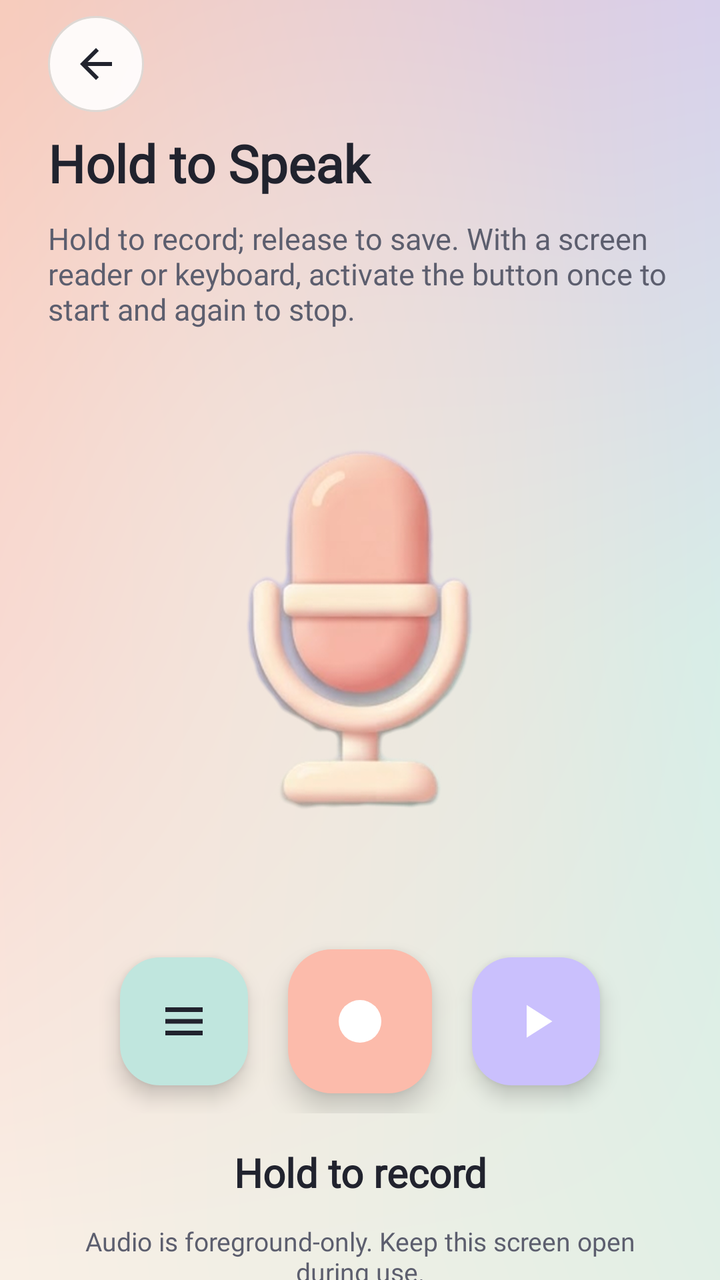
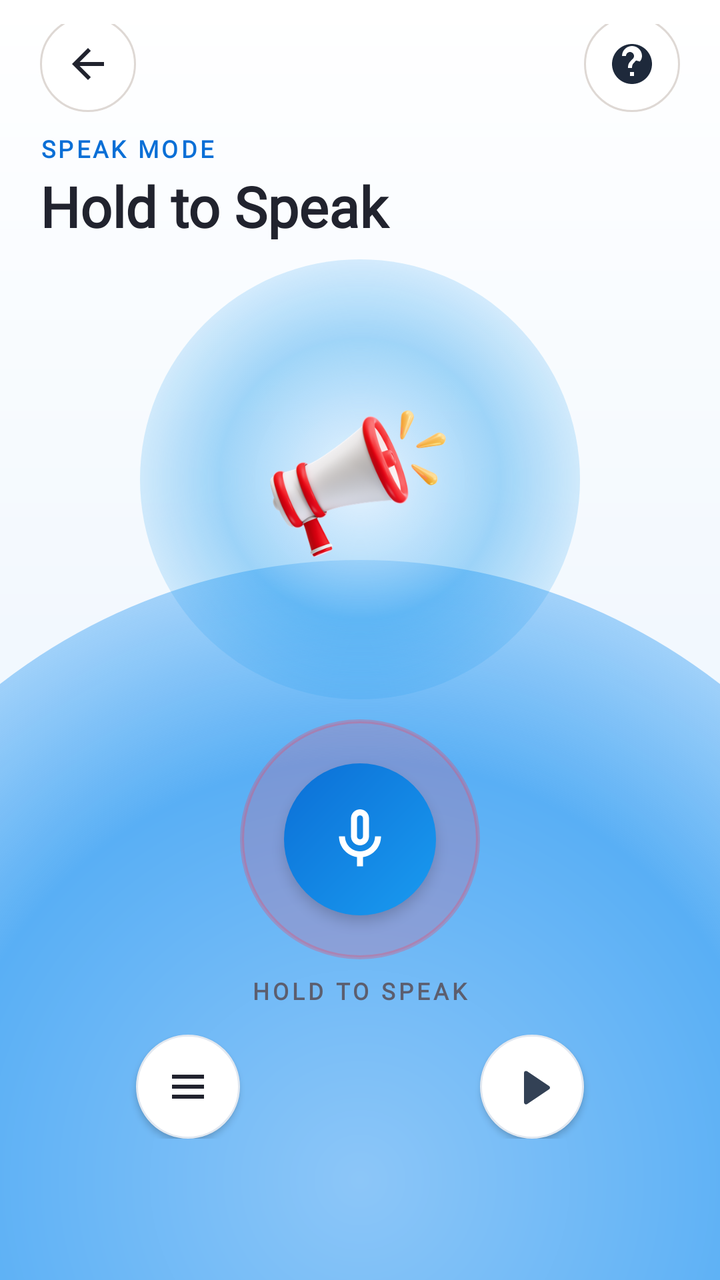

An Android layout rendered at two revisions. The XML below is the earlier revision; the diff shows what the commit changed to produce the second picture.
<!-- AndroidManifest.xml: application theme Theme.DecMictospeaker -->
<!-- res/layout/activity_hold_to_speak_new.xml -->
<?xml version="1.0" encoding="utf-8"?>
<LinearLayout xmlns:android="http://schemas.android.com/apk/res/android"
    xmlns:app="http://schemas.android.com/apk/res-auto"
    android:layout_width="match_parent"
    android:layout_height="match_parent"
    android:orientation="vertical"
    android:background="@drawable/bg_pastel_mesh">

    
    <LinearLayout
        android:layout_width="match_parent"
        android:layout_height="wrap_content"
        android:gravity="center_vertical"
        android:orientation="horizontal"
        android:paddingStart="24dp"
        android:paddingTop="8dp"
        android:paddingEnd="24dp"
        android:paddingBottom="8dp">

        <ImageButton
            android:id="@+id/iv_back"
            style="@style/ToolControlCircleBack"
            android:src="@drawable/tool_back"
            app:tint="@color/quality_text"
            android:contentDescription="@string/tool_back" />
    </LinearLayout>

    <androidx.core.widget.NestedScrollView
        android:layout_width="match_parent"
        android:layout_height="0dp"
        android:layout_weight="1"
        android:fillViewport="true">

        <LinearLayout
            android:layout_width="match_parent"
            android:layout_height="wrap_content"
            android:orientation="vertical"
            android:paddingStart="24dp"
            android:paddingEnd="24dp"
            android:paddingBottom="24dp">

            <TextView
                android:id="@+id/tv_tittle"
                style="@style/ToolTitle"
                android:text="@string/quality_hold_title" />

            <TextView
                style="@style/ToolBody"
                android:text="@string/tool_hold_help" />

            
            <FrameLayout
                android:id="@+id/layout_mic_hero"
                android:layout_width="wrap_content"
                android:layout_height="wrap_content"
                android:layout_gravity="center_horizontal"
                android:layout_marginTop="20dp"
                android:layout_marginBottom="4dp">

                <com.airbnb.lottie.LottieAnimationView
                    android:id="@+id/lottie_voice_wave"
                    android:layout_width="260dp"
                    android:layout_height="260dp"
                    android:layout_gravity="center"
                    app:lottie_fileName="lottie_wave_hold.json"
                    app:lottie_loop="true"
                    app:lottie_autoPlay="false"
                    android:visibility="invisible"
                    android:importantForAccessibility="no" />

                <ImageView
                    android:id="@+id/iv_mic"
                    android:layout_width="160dp"
                    android:layout_height="180dp"
                    android:layout_gravity="center"
                    android:clickable="true"
                    android:focusable="true"
                    android:contentDescription="@string/tool_hold_accessibility"
                    android:scaleType="fitCenter"
                    android:src="@drawable/hero_mic_3d" />
            </FrameLayout>

            
            <LinearLayout
                android:layout_width="match_parent"
                android:layout_height="wrap_content"
                android:layout_marginTop="16dp"
                android:gravity="center"
                android:orientation="horizontal">

                <ImageButton
                    android:id="@+id/iv_history"
                    style="@style/ToolControlMint"
                    android:layout_margin="10dp"
                    android:src="@drawable/tool_history"
                    app:tint="@color/quality_text"
                    android:contentDescription="@string/tool_saved" />

                <ImageButton
                    android:id="@+id/iv_start_stop_new"
                    style="@style/ToolControlPeach"
                    android:layout_margin="10dp"
                    android:src="@drawable/tool_record"
                    android:contentDescription="@string/tool_hold_accessibility" />

                <ImageButton
                    android:id="@+id/iv_play"
                    style="@style/ToolControlLavender"
                    android:layout_margin="10dp"
                    android:src="@drawable/tool_play"
                    android:contentDescription="@string/tool_play_queue" />
            </LinearLayout>

            <TextView
                android:id="@+id/tv_start_stop_new"
                android:layout_width="match_parent"
                android:layout_height="wrap_content"
                android:layout_marginTop="16dp"
                android:fontFamily="@font/poppins_bold"
                android:gravity="center"
                android:text="@string/tool_hold_idle"
                android:textColor="@color/quality_text"
                android:textSize="20sp"
                android:textStyle="bold" />

            <TextView
                style="@style/ToolBody"
                android:layout_marginTop="12dp"
                android:gravity="center"
                android:text="@string/tool_foreground_note"
                android:textColor="@color/quality_secondary"
                android:textSize="13sp" />
        </LinearLayout>
    </androidx.core.widget.NestedScrollView>

    <LinearLayout
        android:id="@+id/nativeLay"
        android:layout_width="match_parent"
        android:layout_height="wrap_content"
        android:gravity="center_horizontal"
        android:orientation="vertical" />
</LinearLayout>
<!-- resources referenced by this layout -->
<resources>
  <!-- drawable bg_pastel_mesh: png bitmap (drawable, 55586 bytes) -->
  <!-- drawable hero_mic_3d: png bitmap (drawable, 173698 bytes) -->
  <!-- drawable tool_play (drawable) -->
  <vector xmlns:android="http://schemas.android.com/apk/res/android"
      android:width="24dp"
      android:height="24dp"
      android:viewportWidth="24"
      android:viewportHeight="24">
    <path
        android:fillColor="#FFFFFF"
        android:pathData="M8,5v14l11,-7z"/>
  </vector>
  <!-- drawable tool_record (drawable) -->
  <vector xmlns:android="http://schemas.android.com/apk/res/android"
      android:width="24dp"
      android:height="24dp"
      android:viewportWidth="24"
      android:viewportHeight="24">
    <path
        android:fillColor="#FFFFFF"
        android:pathData="M12,12m-8,0a8,8 0,1 1,16 0a8,8 0,1 1,-16 0"/>
  </vector>
  <string name="tool_foreground_note">Audio is foreground-only. Keep this screen open during use.</string>
  <string name="tool_hold_help">Hold to record; release to save. With a screen reader or keyboard, activate the button once to start and again to stop.</string>
  <string name="tool_hold_idle">Hold to record</string>
  <style name="ToolBody">
          <item name="android:layout_width">match_parent</item>
          <item name="android:layout_height">wrap_content</item>
          <item name="android:textSize">15sp</item>
          <item name="android:fontFamily">@font/poppins_regular</item>
          <item name="android:textColor">@color/quality_secondary</item>
          <item name="android:layout_marginTop">10dp</item>
      </style>
  <style name="ToolControlLavender">
          <item name="android:layout_width">64dp</item>
          <item name="android:layout_height">64dp</item>
          <item name="android:minWidth">48dp</item>
          <item name="android:minHeight">48dp</item>
          <item name="android:padding">18dp</item>
          <item name="android:scaleType">fitCenter</item>
          <item name="android:background">@drawable/btn_squircle_lavender</item>
          <item name="android:elevation">6dp</item>
          <item name="android:focusable">true</item>
          <item name="android:clickable">true</item>
      </style>
  <style name="ToolControlMint">
          <item name="android:layout_width">64dp</item>
          <item name="android:layout_height">64dp</item>
          <item name="android:minWidth">48dp</item>
          <item name="android:minHeight">48dp</item>
          <item name="android:padding">18dp</item>
          <item name="android:scaleType">fitCenter</item>
          <item name="android:background">@drawable/btn_squircle_mint</item>
          <item name="android:elevation">6dp</item>
          <item name="android:focusable">true</item>
          <item name="android:clickable">true</item>
      </style>
  <style name="ToolControlPeach">
          <item name="android:layout_width">72dp</item>
          <item name="android:layout_height">72dp</item>
          <item name="android:minWidth">48dp</item>
          <item name="android:minHeight">48dp</item>
          <item name="android:padding">20dp</item>
          <item name="android:scaleType">fitCenter</item>
          <item name="android:background">@drawable/btn_squircle_peach</item>
          <item name="android:elevation">8dp</item>
          <item name="android:focusable">true</item>
          <item name="android:clickable">true</item>
      </style>
  <!-- drawable btn_squircle_lavender (drawable) -->
  <?xml version="1.0" encoding="utf-8"?>
  <ripple xmlns:android="http://schemas.android.com/apk/res/android"
      android:color="@color/pastel_lavender_pressed">
      <item>
          <shape android:shape="rectangle">
              <solid android:color="@color/pastel_lavender" />
              <corners android:radius="20dp" />
          </shape>
      </item>
  </ripple>
  <!-- drawable btn_squircle_mint (drawable) -->
  <?xml version="1.0" encoding="utf-8"?>
  <ripple xmlns:android="http://schemas.android.com/apk/res/android"
      android:color="@color/pastel_mint_pressed">
      <item>
          <shape android:shape="rectangle">
              <solid android:color="@color/pastel_mint" />
              <corners android:radius="20dp" />
          </shape>
      </item>
  </ripple>
  <!-- drawable btn_squircle_peach (drawable) -->
  <?xml version="1.0" encoding="utf-8"?>
  <ripple xmlns:android="http://schemas.android.com/apk/res/android"
      android:color="@color/pastel_peach_pressed">
      <item>
          <shape android:shape="rectangle">
              <solid android:color="@color/pastel_peach" />
              <corners android:radius="22dp" />
          </shape>
      </item>
  </ripple>
  <color name="pastel_peach">#FCBBAB</color>
  <color name="pastel_peach_pressed">#F8A693</color>
  <color name="pastel_mint">#C0E6DE</color>
  <color name="pastel_mint_pressed">#A9D8CE</color>
  <color name="pastel_lavender_pressed">#B8ACF5</color>
  <color name="pastel_lavender">#CAC0FD</color>
  <!-- unchanged entries left out for length: 16 -->
</resources>

<!-- the commit's change to res/layout/activity_hold_to_speak_new.xml (unified diff, before → after) -->
@@ -3,136 +3,225 @@
     xmlns:app="http://schemas.android.com/apk/res-auto"
     android:layout_width="match_parent"
     android:layout_height="match_parent"
-    android:orientation="vertical"
-    android:background="@drawable/bg_pastel_mesh">
+    android:background="@drawable/bg_pastel_mesh"
+    android:orientation="vertical">
 
     
-    <LinearLayout
+    <RelativeLayout
         android:layout_width="match_parent"
         android:layout_height="wrap_content"
-        android:gravity="center_vertical"
-        android:orientation="horizontal"
-        android:paddingStart="24dp"
-        android:paddingTop="8dp"
-        android:paddingEnd="24dp"
-        android:paddingBottom="8dp">
+        android:paddingStart="20dp"
+        android:paddingTop="12dp"
+        android:paddingEnd="20dp"
+        android:paddingBottom="4dp">
 
         <ImageButton
             android:id="@+id/iv_back"
             style="@style/ToolControlCircleBack"
+            android:layout_alignParentStart="true"
+            android:layout_centerVertical="true"
+            android:contentDescription="@string/tool_back"
             android:src="@drawable/tool_back"
-            app:tint="@color/quality_text"
-            android:contentDescription="@string/tool_back" />
-    </LinearLayout>
+            app:tint="@color/quality_text" />
+
+        
+        <ImageButton
+            android:id="@+id/btn_how_it_works"
+            style="@style/ToolControlCircleBack"
+            android:layout_alignParentEnd="true"
+            android:layout_centerVertical="true"
+            android:contentDescription="@string/tool_how_it_works"
+            android:src="@drawable/ic_help_question" />
+    </RelativeLayout>
 
     <androidx.core.widget.NestedScrollView
+        android:id="@+id/scroller"
         android:layout_width="match_parent"
         android:layout_height="0dp"
         android:layout_weight="1"
+        android:overScrollMode="never"
+        android:scrollbars="none"
         android:fillViewport="true">
 
         <LinearLayout
             android:layout_width="match_parent"
             android:layout_height="wrap_content"
             android:orientation="vertical"
-            android:paddingStart="24dp"
-            android:paddingEnd="24dp"
-            android:paddingBottom="24dp">
-
+            android:paddingStart="20dp"
+            android:paddingEnd="20dp"
+            android:paddingBottom="12dp">
+
+            
             <TextView
-                android:id="@+id/tv_tittle"
+                android:layout_width="wrap_content"
+                android:layout_height="wrap_content"
+                android:layout_marginTop="2dp"
+                android:fontFamily="@font/poppins_bold"
+                android:letterSpacing="0.12"
+                android:text="@string/kicker_speak_mode"
+                android:textColor="#0B6FD6"
+                android:textSize="12sp"
+                android:textStyle="bold" />
+
+            
+            <TextView
+                android:id="@+id/tv_title"
                 style="@style/ToolTitle"
-                android:text="@string/quality_hold_title" />
-
-            <TextView
-                style="@style/ToolBody"
-                android:text="@string/tool_hold_help" />
+                android:layout_marginTop="2dp"
+                android:text="@string/quality_hold_title"
+                android:textColor="@color/quality_text"
+                android:textSize="28sp"
+                android:textStyle="bold" />
 
             
             <FrameLayout
                 android:id="@+id/layout_mic_hero"
+                android:layout_width="match_parent"
+                android:layout_height="220dp"
+                android:layout_gravity="center_horizontal"
+                android:layout_marginTop="8dp"
+                android:layout_marginBottom="4dp"
+                android:clickable="true"
+                android:focusable="false"
+                android:importantForAccessibility="no">
+
+                
+                <View
+                    android:layout_width="220dp"
+                    android:layout_height="220dp"
+                    android:layout_gravity="center"
+                    android:background="@drawable/bg_hero_stage_peach"
+                    android:importantForAccessibility="no" />
+
+                
+                <com.airbnb.lottie.LottieAnimationView
+                    android:id="@+id/lottie_voice_wave"
+                    android:layout_width="220dp"
+                    android:layout_height="220dp"
+                    android:layout_gravity="center"
+                    android:importantForAccessibility="no"
+                    app:lottie_fileName="lottie_pulse_hold.json"
+                    app:lottie_loop="true"
+                    app:lottie_autoPlay="false"
+                    android:visibility="invisible" />
+
+                
+                <com.word.way.view.InteractiveWaveVisualizerView
+                    android:id="@+id/visualizer_hold"
+                    android:layout_width="match_parent"
+                    android:layout_height="match_parent"
+                    android:importantForAccessibility="no"
+                    android:visibility="gone" />
+
+                
+                <ImageView
+                    android:id="@+id/iv_mic"
+                    android:layout_width="145dp"
+                    android:layout_height="145dp"
+                    android:layout_gravity="center"
+                    android:clickable="true"
+                    android:contentDescription="@string/tool_hold_accessibility"
+                    android:focusable="true"
+                    android:scaleType="fitCenter"
+                    android:src="@drawable/ic_home_hold_speaker" />
+            </FrameLayout>
+
+            
+            <FrameLayout
+                android:layout_width="120dp"
+                android:layout_height="120dp"
+                android:layout_gravity="center_horizontal"
+                android:layout_marginTop="6dp"
+                android:background="@drawable/btn_circle_hold_outer">
+
+                <ImageButton
+                    android:id="@+id/iv_start_stop_new"
+                    android:layout_width="76dp"
+                    android:layout_height="76dp"
+                    android:minWidth="48dp"
+                    android:minHeight="48dp"
+                    android:layout_gravity="center"
+                    android:background="@drawable/btn_circle_hold_coral"
+                    android:clickable="true"
+                    android:contentDescription="@string/tool_hold_accessibility"
+                    android:elevation="4dp"
+                    android:focusable="true"
+                    android:padding="20dp"
+                    android:scaleType="fitCenter"
+                    android:src="@drawable/ic_mic_white" />
+            </FrameLayout>
+
+            
+            <TextView
+                android:id="@+id/tv_start_stop_new"
                 android:layout_width="wrap_content"
                 android:layout_height="wrap_content"
                 android:layout_gravity="center_horizontal"
-                android:layout_marginTop="20dp"
-                android:layout_marginBottom="4dp">
-
-                <com.airbnb.lottie.LottieAnimationView
-                    android:id="@+id/lottie_voice_wave"
-                    android:layout_width="260dp"
-                    android:layout_height="260dp"
-                    android:layout_gravity="center"
-                    app:lottie_fileName="lottie_wave_hold.json"
-                    app:lottie_loop="true"
-                    app:lottie_autoPlay="false"
-                    android:visibility="invisible"
-                    android:importantForAccessibility="no" />
-
-                <ImageView
-                    android:id="@+id/iv_mic"
-                    android:layout_width="160dp"
-                    android:layout_height="180dp"
-                    android:layout_gravity="center"
-                    android:clickable="true"
-                    android:focusable="true"
-                    android:contentDescription="@string/tool_hold_accessibility"
-                    android:scaleType="fitCenter"
-                    android:src="@drawable/hero_mic_3d" />
-            </FrameLayout>
+                android:layout_marginTop="8dp"
+                android:layout_marginBottom="12dp"
+                android:fontFamily="@font/poppins_bold"
+                android:letterSpacing="0.14"
+                android:text="@string/hold_to_speak_caps"
+                android:textColor="@color/quality_secondary"
+                android:textSize="11.5sp"
+                android:accessibilityLiveRegion="polite"
+                android:textStyle="bold" />
 
             
             <LinearLayout
                 android:layout_width="match_parent"
                 android:layout_height="wrap_content"
-                android:layout_marginTop="16dp"
+                android:layout_marginTop="2dp"
+                android:layout_marginBottom="6dp"
                 android:gravity="center"
                 android:orientation="horizontal">
 
+                
                 <ImageButton
                     android:id="@+id/iv_history"
-                    style="@style/ToolControlMint"
-                    android:layout_margin="10dp"
+                    android:layout_width="52dp"
+                    android:layout_height="52dp"
+                    android:minWidth="48dp"
+                    android:minHeight="48dp"
+                    android:layout_marginEnd="60dp"
+                    android:background="@drawable/btn_circle_dock_control"
+                    android:clickable="true"
+                    android:focusable="true"
+                    android:elevation="2dp"
+                    android:padding="14dp"
+                    android:scaleType="fitCenter"
                     android:src="@drawable/tool_history"
-                    app:tint="@color/quality_text"
                     android:contentDescription="@string/tool_saved" />
 
-                <ImageButton
-                    android:id="@+id/iv_start_stop_new"
-                    style="@style/ToolControlPeach"
-                    android:layout_margin="10dp"
-                    android:src="@drawable/tool_record"
-                    android:contentDescription="@string/tool_hold_accessibility" />
-
+                
                 <ImageButton
                     android:id="@+id/iv_play"
-                    style="@style/ToolControlLavender"
-                    android:layout_margin="10dp"
-                    android:src="@drawable/tool_play"
+                    android:layout_width="52dp"
+                    android:layout_height="52dp"
+                    android:minWidth="48dp"
+                    android:minHeight="48dp"
+                    android:layout_marginStart="60dp"
+                    android:background="@drawable/btn_circle_dock_control"
+                    android:clickable="true"
+                    android:focusable="true"
+                    android:elevation="2dp"
+                    android:padding="14dp"
+                    android:scaleType="fitCenter"
+                    android:src="@drawable/ic_play_dark"
                     android:contentDescription="@string/tool_play_queue" />
             </LinearLayout>
 
-            <TextView
-                android:id="@+id/tv_start_stop_new"
-                android:layout_width="match_parent"
-                android:layout_height="wrap_content"
-                android:layout_marginTop="16dp"
-                android:fontFamily="@font/poppins_bold"
-                android:gravity="center"
-                android:text="@string/tool_hold_idle"
-                android:textColor="@color/quality_text"
-                android:textSize="20sp"
-                android:textStyle="bold" />
-
-            <TextView
-                style="@style/ToolBody"
-                android:layout_marginTop="12dp"
-                android:gravity="center"
-                android:text="@string/tool_foreground_note"
-                android:textColor="@color/quality_secondary"
-                android:textSize="13sp" />
+            
+            <LinearLayout
+                android:id="@+id/card_hold_guide"
+                android:layout_width="0dp"
+                android:layout_height="0dp"
+                android:visibility="gone"
+                android:orientation="vertical" />
         </LinearLayout>
     </androidx.core.widget.NestedScrollView>
 
+    
     <LinearLayout
         android:id="@+id/nativeLay"
         android:layout_width="match_parent"
<!-- resource entries referenced after the edit -->
@@ -1,113 +1,122 @@
 <!-- resources referenced by this layout -->
 <resources>
-  <!-- drawable bg_pastel_mesh: png bitmap (drawable, 55586 bytes) -->
-  <!-- drawable hero_mic_3d: png bitmap (drawable, 173698 bytes) -->
-  <!-- drawable tool_play (drawable) -->
+  <!-- drawable bg_hero_stage_peach (drawable) -->
+  <?xml version="1.0" encoding="utf-8"?>
+  <shape xmlns:android="http://schemas.android.com/apk/res/android"
+      android:shape="oval">
+      <gradient
+          android:type="radial"
+          android:gradientRadius="140dp"
+          android:startColor="#CCE4F2FE"
+          android:centerColor="#661A9BF0"
+          android:endColor="#000B6FD6" />
+  </shape>
+  <!-- drawable bg_pastel_mesh (drawable) -->
+  <?xml version="1.0" encoding="utf-8"?>
+  <layer-list xmlns:android="http://schemas.android.com/apk/res/android">
+      <item>
+          <shape android:shape="rectangle">
+              <gradient
+                  android:angle="270"
+                  android:startColor="#FFFFFF"
+                  android:centerColor="#F2F8FE"
+                  android:endColor="#E2F0FD" />
+          </shape>
+      </item>
+      <item
+          android:left="-120dp"
+          android:right="-120dp"
+          android:top="280dp"
+          android:bottom="-260dp">
+          <shape android:shape="oval">
+              <gradient
+                  android:type="radial"
+                  android:gradientRadius="420dp"
+                  android:startColor="#8CC6F8"
+                  android:centerColor="#59AFF5"
+                  android:endColor="#001A9BF0" />
+          </shape>
+      </item>
+  </layer-list>
+  <!-- drawable btn_circle_dock_control (drawable) -->
+  <?xml version="1.0" encoding="utf-8"?>
+  <ripple xmlns:android="http://schemas.android.com/apk/res/android"
+      android:color="#1A000000">
+      <item>
+          <shape android:shape="oval">
+              <solid android:color="#FFFFFF" />
+              <stroke
+                  android:width="1dp"
+                  android:color="#E2E8F0" />
+              <size
+                  android:width="52dp"
+                  android:height="52dp" />
+          </shape>
+      </item>
+  </ripple>
+  <!-- drawable btn_circle_hold_coral (drawable) -->
+  <?xml version="1.0" encoding="utf-8"?>
+  <ripple xmlns:android="http://schemas.android.com/apk/res/android"
+      android:color="#44FFFFFF">
+      <item>
+          <shape android:shape="oval">
+              <gradient
+                  android:angle="135"
+                  android:startColor="#1A9BF0"
+                  android:endColor="#0B6FD6" />
+              <size
+                  android:width="76dp"
+                  android:height="76dp" />
+          </shape>
+      </item>
+  </ripple>
+  <!-- drawable btn_circle_hold_outer (drawable) -->
+  <?xml version="1.0" encoding="utf-8"?>
+  <shape xmlns:android="http://schemas.android.com/apk/res/android"
+      android:shape="oval">
+      <solid android:color="#33F43F5E" />
+      <stroke
+          android:width="2dp"
+          android:color="#4DF43F5E" />
+  </shape>
+  <!-- drawable ic_help_question (drawable) -->
   <vector xmlns:android="http://schemas.android.com/apk/res/android"
       android:width="24dp"
       android:height="24dp"
       android:viewportWidth="24"
       android:viewportHeight="24">
     <path
+        android:fillColor="#1E293B"
+        android:pathData="M12,2C6.48,2 2,6.48 2,12s4.48,10 10,10 10,-4.48 10,-10S17.52,2 12,2zm1,16h-2v-2h2v2zm1.07,-7.75l-0.9,0.92C12.45,11.9 12,12.5 12,14h-2v-0.5c0,-1.1 0.45,-2.1 1.17,-2.83l1.24,-1.26c0.37,-0.36 0.59,-0.86 0.59,-1.41 0,-1.1 -0.9,-2 -2,-2s-2,0.9 -2,2H7c0,-2.76 2.24,-5 5,-5s5,2.24 5,5c0,1.04 -0.42,1.99 -1.07,2.75z"/>
+  </vector>
+  <!-- drawable ic_home_hold_speaker: png bitmap (drawable-nodpi, 70113 bytes) -->
+  <!-- drawable ic_mic_white (drawable) -->
+  <vector xmlns:android="http://schemas.android.com/apk/res/android"
+      android:width="32dp"
+      android:height="32dp"
+      android:viewportWidth="24"
+      android:viewportHeight="24">
+    <path
         android:fillColor="#FFFFFF"
-        android:pathData="M8,5v14l11,-7z"/>
+        android:pathData="M12,14c1.66,0 3,-1.34 3,-3V5c0,-1.66 -1.34,-3 -3,-3S9,3.34 9,5v6c0,1.66 1.34,3 3,3zm-1,-9c0,-0.55 0.45,-1 1,-1s1,0.45 1,1v6c0,0.55 -0.45,1 -1,1s-1,-0.45 -1,-1V5zm6,6c0,2.76 -2.24,5 -5,5s-5,-2.24 -5,-5H5c0,3.53 2.61,6.43 6,6.92V21h2v-3.08c3.39,-0.49 6,-3.39 6,-6.92h-2z"/>
   </vector>
-  <!-- drawable tool_record (drawable) -->
+  <!-- drawable ic_play_dark (drawable) -->
   <vector xmlns:android="http://schemas.android.com/apk/res/android"
       android:width="24dp"
       android:height="24dp"
       android:viewportWidth="24"
       android:viewportHeight="24">
-    <path
-        android:fillColor="#FFFFFF"
-        android:pathData="M12,12m-8,0a8,8 0,1 1,16 0a8,8 0,1 1,-16 0"/>
+      <path
+          android:fillColor="#334155"
+          android:pathData="M8,5.14v14.72a1,1 0,0 0,1.5.86l11,-7.36a1,1 0,0 0,0,-1.72l-11,-7.36a1,1 0,0 0,-1.5,0.86z"/>
   </vector>
-  <string name="tool_foreground_note">Audio is foreground-only. Keep this screen open during use.</string>
-  <string name="tool_hold_help">Hold to record; release to save. With a screen reader or keyboard, activate the button once to start and again to stop.</string>
-  <string name="tool_hold_idle">Hold to record</string>
-  <style name="ToolBody">
-          <item name="android:layout_width">match_parent</item>
-          <item name="android:layout_height">wrap_content</item>
-          <item name="android:textSize">15sp</item>
-          <item name="android:fontFamily">@font/poppins_regular</item>
-          <item name="android:textColor">@color/quality_secondary</item>
-          <item name="android:layout_marginTop">10dp</item>
-      </style>
-  <style name="ToolControlLavender">
-          <item name="android:layout_width">64dp</item>
-          <item name="android:layout_height">64dp</item>
-          <item name="android:minWidth">48dp</item>
-          <item name="android:minHeight">48dp</item>
-          <item name="android:padding">18dp</item>
-          <item name="android:scaleType">fitCenter</item>
-          <item name="android:background">@drawable/btn_squircle_lavender</item>
-          <item name="android:elevation">6dp</item>
-          <item name="android:focusable">true</item>
-          <item name="android:clickable">true</item>
-      </style>
-  <style name="ToolControlMint">
-          <item name="android:layout_width">64dp</item>
-          <item name="android:layout_height">64dp</item>
-          <item name="android:minWidth">48dp</item>
-          <item name="android:minHeight">48dp</item>
-          <item name="android:padding">18dp</item>
-          <item name="android:scaleType">fitCenter</item>
-          <item name="android:background">@drawable/btn_squircle_mint</item>
-          <item name="android:elevation">6dp</item>
-          <item name="android:focusable">true</item>
-          <item name="android:clickable">true</item>
-      </style>
-  <style name="ToolControlPeach">
-          <item name="android:layout_width">72dp</item>
-          <item name="android:layout_height">72dp</item>
-          <item name="android:minWidth">48dp</item>
-          <item name="android:minHeight">48dp</item>
-          <item name="android:padding">20dp</item>
-          <item name="android:scaleType">fitCenter</item>
-          <item name="android:background">@drawable/btn_squircle_peach</item>
-          <item name="android:elevation">8dp</item>
-          <item name="android:focusable">true</item>
-          <item name="android:clickable">true</item>
-      </style>
-  <!-- drawable btn_squircle_lavender (drawable) -->
-  <?xml version="1.0" encoding="utf-8"?>
-  <ripple xmlns:android="http://schemas.android.com/apk/res/android"
-      android:color="@color/pastel_lavender_pressed">
-      <item>
-          <shape android:shape="rectangle">
-              <solid android:color="@color/pastel_lavender" />
-              <corners android:radius="20dp" />
-          </shape>
-      </item>
-  </ripple>
-  <!-- drawable btn_squircle_mint (drawable) -->
-  <?xml version="1.0" encoding="utf-8"?>
-  <ripple xmlns:android="http://schemas.android.com/apk/res/android"
-      android:color="@color/pastel_mint_pressed">
-      <item>
-          <shape android:shape="rectangle">
-              <solid android:color="@color/pastel_mint" />
-              <corners android:radius="20dp" />
-          </shape>
-      </item>
-  </ripple>
-  <!-- drawable btn_squircle_peach (drawable) -->
-  <?xml version="1.0" encoding="utf-8"?>
-  <ripple xmlns:android="http://schemas.android.com/apk/res/android"
-      android:color="@color/pastel_peach_pressed">
-      <item>
-          <shape android:shape="rectangle">
-              <solid android:color="@color/pastel_peach" />
-              <corners android:radius="22dp" />
-          </shape>
-      </item>
-  </ripple>
-  <color name="pastel_peach">#FCBBAB</color>
-  <color name="pastel_peach_pressed">#F8A693</color>
-  <color name="pastel_mint">#C0E6DE</color>
-  <color name="pastel_mint_pressed">#A9D8CE</color>
-  <color name="pastel_lavender_pressed">#B8ACF5</color>
-  <color name="pastel_lavender">#CAC0FD</color>
+  <string name="hold_to_speak_caps">HOLD TO SPEAK</string>
+  <string name="kicker_speak_mode">SPEAK MODE</string>
+  <string name="tool_how_it_works">How it works?</string>
+  <color name="pastel_peach">#A9D6FB</color>
+  <color name="pastel_peach_pressed">#7CBCF8</color>
+  <color name="pastel_mint">#BFE2FC</color>
+  <color name="pastel_mint_pressed">#93CCF9</color>
   <!-- unchanged entries left out for length: 16 -->
 </resources>
 
